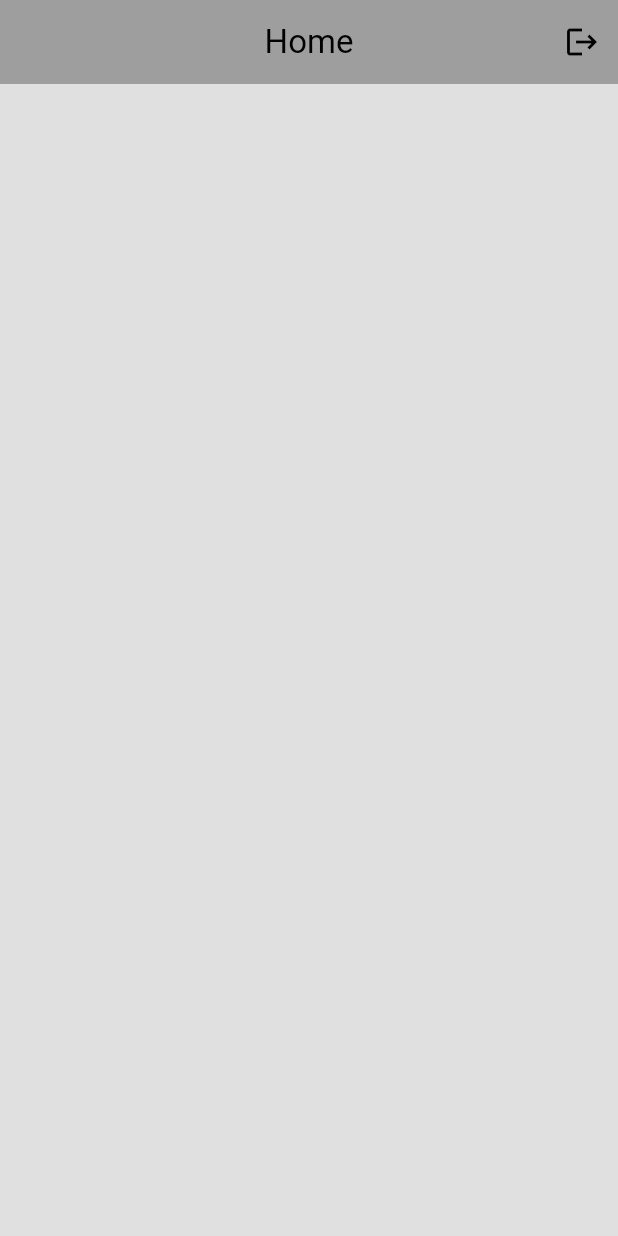
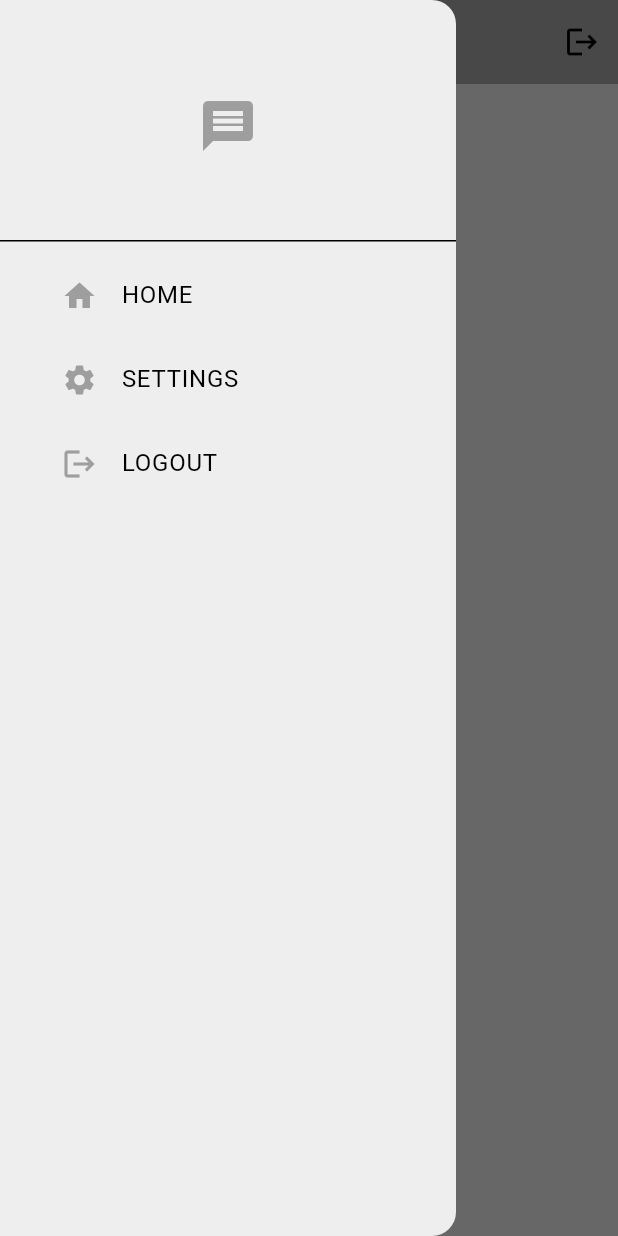
Before and after one commit to Aprxmeya/Mini_WhatsApp, a Flutter app: the HomePage screen opened directly, with the side drawer open (before the commit the screen has no drawer), on a phone screen of 412 x 824 dp. Run offline on Flutter 3.47's test engine with Material 3 defaults, Android fonts, the phone set to English and light mode, and no system bars; our stand-ins replace firebase_auth, firebase_core; accounts and stored records are empty; network calls fail.

Commit message:
Home page creation

```diff
--- /dev/null
+++ b/lib/Components/my_drawer.dart
@@ -0,0 +1,68 @@
+import 'package:chat_app_final/auth/auth_service.dart';
+import 'package:chat_app_final/pages/settingspage.dart';
+import 'package:flutter/material.dart';
+
+class MyDrawer extends StatelessWidget {
+  const MyDrawer({super.key});
+
+  void logout(BuildContext context) {
+    final auth = AuthService();
+    auth.signout();
+
+    // Optionally show a SnackBar or redirect
+    Navigator.pop(context); // Close the drawer
+    Navigator.pushReplacementNamed(context, '/login'); // Go to login screen
+  }
+
+  @override
+  Widget build(BuildContext context) {
+    return Drawer(
+      backgroundColor: Colors.grey[200],
+      child: Column(
+        children: [
+
+          DrawerHeader(
+              child: Center(
+                child: Icon(Icons.message , color: Colors.grey, size:40),
+              )
+          ),
+
+          Padding(
+              padding:EdgeInsets.only(left: 25),
+            child: ListTile(
+              title: Text("HOME"),
+              leading:Icon(Icons.home,color: Colors.grey,),
+              onTap: () {
+                // pop the drawer so you can see the home page again
+                Navigator.pop(context);
+              },
+            ),
+          ),
+
+          Padding(
+            padding:EdgeInsets.only(left: 25),
+            child: ListTile(
+              title: Text("SETTINGS"),
+              leading:Icon(Icons.settings,color: Colors.grey,),
+              onTap: () {
+                Navigator.pop(context);
+                Navigator.push(context, MaterialPageRoute(builder: (context)=> Settingspage() ));
+
+              },
+            ),
+          ),
+
+          Padding(
+            padding:EdgeInsets.only(left: 25),
+            child: ListTile(
+              title: Text("LOGOUT"),
+              leading:Icon(Icons.logout,color: Colors.grey,),
+              onTap: () => logout(context),
+            ),
+          ),
+
+        ],
+      ),
+    );
+  }
+}
--- a/lib/main.dart
+++ b/lib/main.dart
@@ -25,7 +25,7 @@ class Myapp extends StatelessWidget {
     return MaterialApp(
       theme: light_mode,
       debugShowCheckedModeBanner: false,
-      home: HomePage(),
+      home: AuthGate(),
     );
   }
 }
--- a/lib/pages/home.dart
+++ b/lib/pages/home.dart
@@ -1,3 +1,4 @@
+import 'package:chat_app_final/Components/my_drawer.dart';
 import 'package:chat_app_final/auth/auth_service.dart';
 import 'package:flutter/material.dart';
 
@@ -18,8 +19,9 @@ class HomePage extends StatelessWidget {
         centerTitle: true,
         actions : [
           IconButton(onPressed: logout, icon: Icon(Icons.logout)),
-        ]
+        ],
       ),
+      drawer: MyDrawer(),
     );
 
   }
```
Also changed, not shown: lib/pages/settingspage.dart (added, +12 -0 lines).
